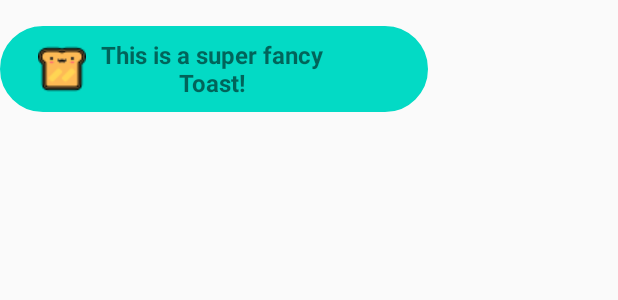
After one commit to CrystalAQuick/Custom-Toast, an Android app: the layout custom_fancy_toast.xml on its own in the app's theme, with its tools: preview values and no code run, on a phone screen of 412 x 824 dp. The commit adds this screen. Shown: the top 300 px of the screen. Run offline under Robolectric (Android 15) with nearby library versions, the phone set to English and light mode, and no system bars.

Commit message:
adding a fancy custom toast

```diff
--- a/app/src/main/java/com/example/quickcustomtoastdemo/MainActivity.java
+++ b/app/src/main/java/com/example/quickcustomtoastdemo/MainActivity.java
@@ -2,6 +2,7 @@ package com.example.quickcustomtoastdemo;
 
 import androidx.appcompat.app.AppCompatActivity;
 
+import android.annotation.SuppressLint;
 import android.os.Bundle;
 import android.view.Gravity;
 import android.view.LayoutInflater;
@@ -42,19 +43,23 @@ public class MainActivity extends AppCompatActivity {
         toast.show();
     }
 
-    // Event to display a fancy toast
+    // Event to display a fancy toast. This contains both an image and colored background
+    // See the layoutfile custom_fancy_toast for a look inside.
     public void displayFancyToast(View view){
-//        LayoutInflater inflater = getLayoutInflater();
-//        View custom_layout = inflater.inflate(R.layout.custom_toast_image, (ViewGroup) findViewById(R.id.custom_toast_image));
-//
-//        Toast toast = new Toast(getApplicationContext());
-//        // Set Gravity allows you to position your toast
-//        toast.setGravity(Gravity.CENTER, 0, 0);
-//        toast.setDuration(Toast.LENGTH_SHORT);
-//        toast.setView(custom_layout);
-//        toast.show();
+        // LayoutInflater is used to create a new layout from an xml file
+        LayoutInflater inflater = getLayoutInflater();
+
+        // Defines the layout, takes in an xml object and builds a view. Refers an existing view
+        View custom_layout = inflater.inflate(R.layout.custom_fancy_toast, (ViewGroup) findViewById(R.id.custom_fancy_toast));
+
+        // Creating a new toast object
+        Toast toast = new Toast(getApplicationContext());
+
+        // Setting the length to display the toast
+        toast.setDuration(Toast.LENGTH_LONG);
+
+        // Specifying the view to show
+        toast.setView(custom_layout);
+        toast.show();
     }
-
-
-
 }
--- /dev/null
+++ b/app/src/main/res/layout/custom_fancy_toast.xml
@@ -0,0 +1,44 @@
+<?xml version="1.0" encoding="utf-8"?>
+<androidx.constraintlayout.widget.ConstraintLayout
+    xmlns:android="http://schemas.android.com/apk/res/android"
+    xmlns:app="http://schemas.android.com/apk/res-auto"
+    xmlns:tools="http://schemas.android.com/tools"
+    android:layout_width="match_parent"
+    android:layout_height="match_parent"
+    android:id="@+id/custom_fancy_toast">
+
+    <TextView
+        android:id="@+id/custom_fancy_text"
+        android:layout_width="285dp"
+        android:layout_height="57dp"
+        android:background="@drawable/rounded_corners_toast"
+        android:backgroundTint="@color/colorAccent"
+        android:gravity="center"
+        android:paddingLeft="25dp"
+        android:paddingRight="60dp"
+        android:text="This is a super fancy Toast!"
+        android:textSize="16dp"
+        android:textStyle="normal|bold"
+        app:drawableLeftCompat="@drawable/toast_boarder_small"
+        app:layout_constraintBottom_toBottomOf="parent"
+        app:layout_constraintEnd_toEndOf="parent"
+        app:layout_constraintHorizontal_bias="0.0"
+        app:layout_constraintStart_toStartOf="parent"
+        app:layout_constraintTop_toTopOf="parent"
+        app:layout_constraintVertical_bias="0.023" />
+
+    <!--You can either have a separate image view and overlap it
+        or you can 'embed' an image into the textview.
+        Below is code if you wanted to do it the other way. -->
+    <!--    <ImageView-->
+<!--        android:id="@+id/custom_fancy_toast_image"-->
+<!--        android:layout_width="58dp"-->
+<!--        android:layout_height="50dp"-->
+<!--        app:layout_constraintBottom_toBottomOf="parent"-->
+<!--        app:layout_constraintEnd_toEndOf="parent"-->
+<!--        app:layout_constraintHorizontal_bias="0.161"-->
+<!--        app:layout_constraintStart_toStartOf="parent"-->
+<!--        app:layout_constraintTop_toTopOf="parent"-->
+<!--        app:layout_constraintVertical_bias="0.201"-->
+<!--        app:srcCompat="@drawable/toast_boarder" />-->
+</androidx.constraintlayout.widget.ConstraintLayout>
--- a/app/src/main/res/layout/custom_toast_image.xml
+++ b/app/src/main/res/layout/custom_toast_image.xml
@@ -9,8 +9,8 @@
 
     <ImageView
         android:id="@+id/imageView"
-        android:layout_width="189dp"
-        android:layout_height="216dp"
+        android:layout_width="295dp"
+        android:layout_height="374dp"
         app:layout_constraintBottom_toBottomOf="parent"
         app:layout_constraintEnd_toEndOf="parent"
         app:layout_constraintHorizontal_bias="0.501"
```
Also changed, not shown: app/src/main/res/drawable/toast_boarder_small.png (added), app/src/main/res/drawable/toast_small.png (added).
